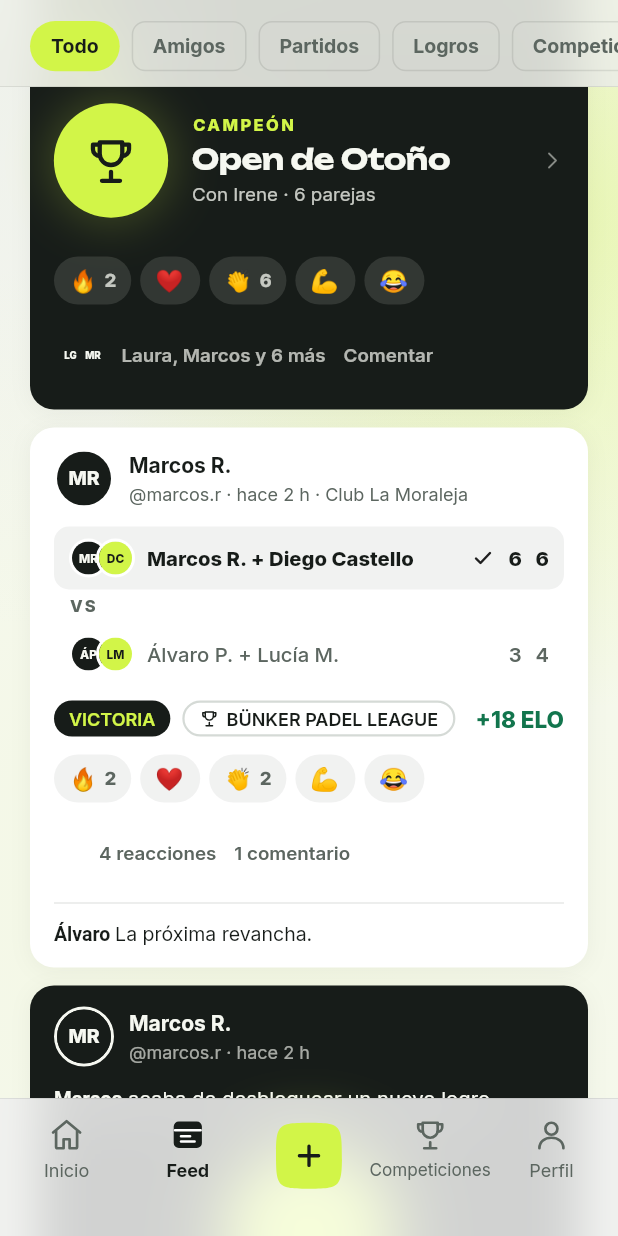
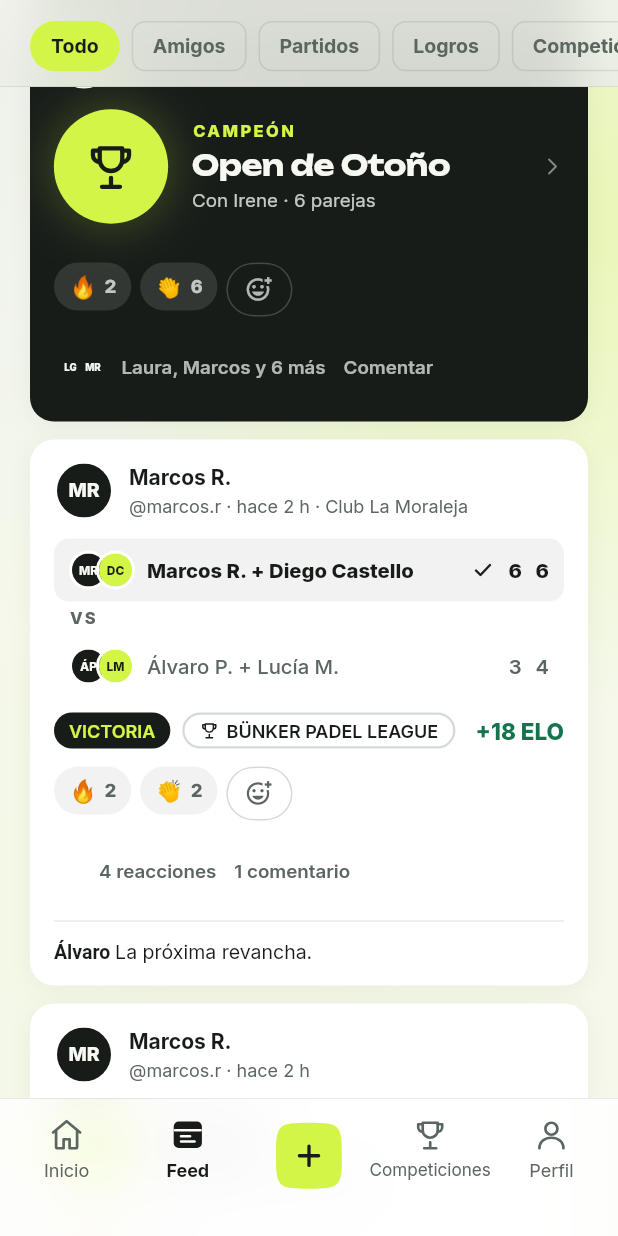
Before and after one commit to diegocastello333-lab/plobby, a Flutter app: the screen it shows after launch, item 2 of the bottom bar chosen, scrolled down 576 dp, on a phone screen of 412 x 824 dp. Run offline on Flutter 3.47's test engine with Material 3 defaults, Android fonts, the phone set to English and light mode, and no system bars; our stand-ins replace flutter_riverpod, flutter_secure_storage, flutter_svg, go_router, image_picker, share_plus and 3 more; missing offline and left inert: dart:js_interop, gal; accounts and stored records are empty; project files that could hold a hidden picture were left out.

Commit message:
Fase 3 · jerarquía: perfil con cabecera clara (el ELO es el único bloque oscuro), crear partido con botón fijo abajo, feed con tarjetas compactas, logros seguidos agrupados y reacciones discretas (toque = 🔥, pulsación larga = elegir)
Co-Authored-By: Claude Opus 5.5 <noreply@anthropic.com>
Claude-Session: https://claude.ai/code/session_01JG71agr4zmKLfTVTaNfViY

```diff
--- /dev/null
+++ b/lib/features/feed/domain/feed_grouping.dart
@@ -0,0 +1,42 @@
+import 'feed_models.dart';
+
+/// Elemento del feed: una publicación o un grupo de logros seguidos.
+sealed class FeedItem { const FeedItem(); }
+class SinglePost extends FeedItem { const SinglePost(this.post); final FeedPost post; }
+class AchievementGroup extends FeedItem {
+  const AchievementGroup(this.posts);
+  final List<FeedPost> posts;
+  /// Personas distintas, en orden de aparición.
+  List<FeedUser> get people {
+    final seen = <String>{};
+    return [for (final p in posts) if (seen.add(p.author.id)) p.author];
+  }
+  String get key => 'grp:${posts.first.id}';
+}
+
+/// Agrupa los logros CONSECUTIVOS (2 o más) en una sola tarjeta: «Jacobo y 2 amigos más han desbloqueado logros».
+/// Partidos, rachas, récords de ELO y campeones nunca se agrupan.
+List<FeedItem> groupFeed(List<FeedPost> posts, {int minGroup = 2}) {
+  final out = <FeedItem>[];
+  var run = <FeedPost>[];
+  void flush() {
+    if (run.length >= minGroup) { out.add(AchievementGroup(run)); } else { out.addAll(run.map(SinglePost.new)); }
+    run = [];
+  }
+  for (final p in posts) {
+    if (p.payload is AchievementPayload) { run.add(p); continue; }
+    flush();
+    out.add(SinglePost(p));
+  }
+  flush();
+  return out;
+}
+
+/// «Jacobo ha desbloqueado 2 logros» · «Jacobo y Ana han…» · «Jacobo y 2 amigos más han desbloqueado logros».
+String achievementGroupTitle(AchievementGroup g) {
+  final people = g.people;
+  final first = people.first.name.split(' ').first;
+  if (people.length == 1) return '$first ha desbloqueado ${g.posts.length} logros';
+  if (people.length == 2) return '$first y ${people[1].name.split(' ').first} han desbloqueado logros';
+  return '$first y ${people.length - 1} amigos más han desbloqueado logros';
+}
--- a/lib/features/feed/presentation/feed_screen.dart
+++ b/lib/features/feed/presentation/feed_screen.dart
@@ -14,6 +14,8 @@ import '../../profile/application/profile_providers.dart';
 import '../application/feed_providers.dart';
 import '../domain/feed_models.dart';
 import 'widgets/activity_cards.dart';
+import 'widgets/achievement_group_card.dart';
+import '../domain/feed_grouping.dart';
 import '../../../core/widgets/net_image.dart';
 
 const _filters = {FeedFilter.all: 'Todo', FeedFilter.friends: 'Amigos', FeedFilter.matches: 'Partidos', FeedFilter.achievements: 'Logros', FeedFilter.leagues: 'Competiciones'};
@@ -51,12 +53,19 @@ class _FeedScreenState extends ConsumerState<FeedScreen> with WidgetsBindingObse
             error: (e, _) => [SliverFillRemaining(hasScrollBody: false, child: _ErrorView(error: e, onRetry: () => ref.invalidate(feedControllerProvider)))],
             data: (s) => s.posts.isEmpty ? [SliverFillRemaining(hasScrollBody: false, child: _Empty(filter: filter))] : [
               if (s.pendingNew.isNotEmpty) SliverToBoxAdapter(child: Center(child: Padding(padding: const EdgeInsets.only(bottom: 8), child: PlobbyButton(kind: PlobbyButtonKind.small, icon: PlobbyIcons.arrup, label: '${s.pendingNew.length} actividad nueva', onPressed: ref.read(feedControllerProvider.notifier).showPending)))),
-              SliverPadding(padding: const EdgeInsets.symmetric(horizontal: 20), sliver: SliverList.builder(
-                itemCount: s.posts.length + 1,  // padding superior de .fl2: 4
-                itemBuilder: (_, i) => i < s.posts.length
-                    ? RepaintBoundary(child: ActivityCard(key: ValueKey(s.posts[i].id), post: s.posts[i]))
+              // Logros seguidos agrupados en una tarjeta compacta (se despliega con un toque).
+              SliverPadding(padding: const EdgeInsets.symmetric(horizontal: 20), sliver: Builder(builder: (_) {
+                final items = groupFeed(s.posts);
+                return SliverList.builder(
+                itemCount: items.length + 1,
+                itemBuilder: (_, i) => i < items.length
+                    ? RepaintBoundary(child: switch (items[i]) {
+                        SinglePost(:final post) => ActivityCard(key: ValueKey(post.id), post: post),
+                        final AchievementGroup g => AchievementGroupCard(key: ValueKey(g.key), group: g),
+                      })
                     : (s.loadingMore ? const _Skeleton() : Padding(padding: const EdgeInsets.symmetric(vertical: 24), child: Center(child: Text(s.hasMore ? '' : 'Estás al día ✓', style: PlobbyText.sub)))),
-              )),
+              );
+              })),
               SliverToBoxAdapter(child: SizedBox(height: AppInsets.tabBarClearance(context))),
             ],
           ),
--- a/lib/features/feed/presentation/widgets/activity_cards.dart
+++ b/lib/features/feed/presentation/widgets/activity_cards.dart
@@ -44,8 +44,9 @@ class ActivityCard extends StatelessWidget {
   @override
   Widget build(BuildContext context) => switch (post.payload) {
         MatchPayload p => _Shell(post: post, sub: p.venue, child: _Match(post: post, p: p)),
-        AchievementPayload p => _Shell(post: post, dark: true, child: _Achievement(post: post, p: p)),
-        StreakPayload p => _Shell(post: post, dark: true, child: _Streak(p: p, own: post.author.id == 'me')),
+        // Formato compacto y claro; el grande y oscuro queda para los momentos especiales (campeón de torneo).
+        AchievementPayload p => _Shell(post: post, child: _Achievement(post: post, p: p)),
+        StreakPayload p => _Shell(post: post, child: _Streak(p: p, own: post.author.id == 'me')),
         EloPayload p => _Shell(post: post, child: _Elo(post: post, p: p)),
         LeaguePayload p => _Shell(post: post, child: _League(post: post, p: p)),
         TournamentPayload p => _Shell(post: post, dark: true, child: _Champion(post: post, p: p)),
@@ -154,32 +155,26 @@ class _AchievementState extends State<_Achievement> with SingleTickerProviderSta
   @override
   Widget build(BuildContext context) {
     final p = widget.p;
-    return Column(children: [
-      const SizedBox(height: 12),
-      Align(alignment: Alignment.centerLeft, child: Text.rich(TextSpan(style: const TextStyle(fontFamily: AppTypography.sansFamily, color: AppColors.ink50, fontSize: 13.5, height: 1.4, letterSpacing: 0), children: [
-        TextSpan(text: widget.post.author.name.split(' ').first, style: const TextStyle(fontWeight: FontWeight.w700)),
-        const TextSpan(text: ' acaba de desbloquear un nuevo logro'),
+    // Compacta: insignia de 52 px + título y descripción a su lado. Un toque abre el detalle del logro.
+    return InkWell(
+      borderRadius: AppRadius.rMd,
+      onTap: () => showPlobbySheet(context, (_) => Padding(padding: const EdgeInsets.fromLTRB(4, 0, 4, 12), child: Column(mainAxisSize: MainAxisSize.min, children: [
+        _Disc(size: 92, id: p.achievementId), const SizedBox(height: 14),
+        Text(p.title, textAlign: TextAlign.center, style: PlobbyText.sec),
+        const SizedBox(height: 6), Text(p.description, textAlign: TextAlign.center, style: PlobbyText.sub),
       ]))),
-      InkWell(
-        onTap: () => showPlobbySheet(context, (_) => Padding(padding: const EdgeInsets.fromLTRB(4, 0, 4, 12), child: Column(mainAxisSize: MainAxisSize.min, children: [
-          _Disc(size: 92, id: p.achievementId), const SizedBox(height: 14),
-          Text(p.title.toUpperCase(), textAlign: TextAlign.center, style: const TextStyle(fontFamily: AppTypography.sansFamily, fontSize: 20, fontWeight: FontWeight.w800, letterSpacing: 1, color: AppColors.text)),
-          const SizedBox(height: 6), Text(p.description, textAlign: TextAlign.center, style: PlobbyText.sub),
-        ]))),
-        child: Padding(padding: const EdgeInsets.symmetric(vertical: 14), child: Center(child: Column(children: [
-          // insignia: disco lima dentro de un aro tinta con borde lima tenue (como en el HTML)
-          ScaleTransition(scale: CurvedAnimation(parent: c, curve: Motion.reduced(context) ? Motion.linear : Motion.springBounce), child: AnimatedBuilder(animation: c, builder: (_, child) => Container(
-              padding: const EdgeInsets.all(12),
-              decoration: BoxDecoration(shape: BoxShape.circle, color: AppColors.ink800, border: Border.all(color: const Color(0x40D2F548), width: 1.5),
-                  boxShadow: [BoxShadow(color: AppColors.brand.withValues(alpha: .35 * (1 - c.value) + .12), blurRadius: 24, spreadRadius: 4)]), child: child), child: _Disc(size: 104, id: p.achievementId))),
-          const SizedBox(height: 14),
-          Text(p.title.toUpperCase(), textAlign: TextAlign.center, style: const TextStyle(fontFamily: AppTypography.displayFamily, color: AppColors.ink50, fontSize: 22, height: 1.1, fontWeight: FontWeight.w700, letterSpacing: -0.22)),
-          const SizedBox(height: 6),
-          Text(p.description, textAlign: TextAlign.center, style: const TextStyle(fontFamily: AppTypography.sansFamily, fontSize: 13.5, letterSpacing: 0, color: Color(0xC7F6F8F1))),
-          if (p.milestone != null) Padding(padding: const EdgeInsets.only(top: 10), child: Pill(p.milestone!, tone: PillTone.lime)),
-        ]))),
-      ),
-    ]);
+      child: Padding(padding: const EdgeInsets.only(top: 12), child: Row(children: [
+        ScaleTransition(scale: CurvedAnimation(parent: c, curve: Motion.reduced(context) ? Motion.linear : Motion.springBounce), child: _Disc(size: 52, id: p.achievementId)),
+        const SizedBox(width: 14),
+        Expanded(child: Column(crossAxisAlignment: CrossAxisAlignment.start, children: [
+          Text('Nuevo logro', style: PlobbyText.footnote),
+          Text(p.title, maxLines: 2, overflow: TextOverflow.ellipsis, style: PlobbyText.headline),
+          const SizedBox(height: 2),
+          Text(p.description, maxLines: 2, overflow: TextOverflow.ellipsis, style: PlobbyText.footnote.copyWith(color: AppColors.ink700)),
+        ])),
+        if (p.milestone != null) Padding(padding: const EdgeInsets.only(left: 8), child: Pill(p.milestone!, tone: PillTone.lime)),
+      ])),
+    );
   }
 }
 
@@ -197,12 +192,12 @@ class _Streak extends StatelessWidget {
   final StreakPayload p; final bool own;
   @override
   Widget build(BuildContext context) => Padding(padding: const EdgeInsets.only(top: 12), child: Row(children: [
-        WinStreakBadge(streak: p.count, size: 56, showNumber: false), const SizedBox(width: 14),
-        Text('${p.count}', style: const TextStyle(fontFamily: AppTypography.displayFamily, fontSize: 60, fontWeight: FontWeight.w700, letterSpacing: -1.8, color: AppColors.brand, height: 1)),
-        const SizedBox(width: 14),
-        Expanded(child: Text.rich(TextSpan(style: const TextStyle(fontFamily: AppTypography.sansFamily, color: AppColors.ink50, fontSize: 14, height: 1.35, letterSpacing: 0), children: [
+        WinStreakBadge(streak: p.count, size: 40, showNumber: false), const SizedBox(width: 12),
+        Text('${p.count}', style: const TextStyle(fontFamily: AppTypography.displayFamily, fontSize: 32, fontWeight: FontWeight.w700, letterSpacing: -0.8, color: AppColors.text, height: 1, fontFeatures: PlobbyText.tabular)),
+        const SizedBox(width: 12),
+        Expanded(child: Text.rich(TextSpan(style: PlobbyText.subhead, children: [
           TextSpan(text: own ? 'Estás' : 'Está', style: const TextStyle(fontWeight: FontWeight.w700)),
-          TextSpan(text: ' en racha\n${p.count} victorias seguidas${p.count >= 7 ? ' · ¡a por las 10!' : ''}'),
+          TextSpan(text: ' en racha\n${p.count} victorias seguidas${p.count >= 7 ? ' · ¡a por las 10!' : ''}', style: PlobbyText.footnote.copyWith(color: AppColors.ink700)),
         ]))),
       ]));
 }
--- a/lib/features/feed/presentation/widgets/reaction_bar.dart
+++ b/lib/features/feed/presentation/widgets/reaction_bar.dart
@@ -10,22 +10,43 @@ import '../../application/feed_providers.dart';
 import '../../domain/feed_models.dart';
 import 'comments_sheet.dart';
 
-class ReactionBar extends ConsumerWidget {
+/// Reacciones discretas: plegadas solo se ven las que ya tiene la publicación y un botón «reaccionar»; un toque en él
+/// pone 🔥 (la reacción rápida, igual que el doble toque) y una pulsación larga despliega las cinco.
+class ReactionBar extends ConsumerStatefulWidget {
   const ReactionBar({super.key, required this.post, this.onDark = false});
   final FeedPost post;
   final bool onDark;
   @override
-  Widget build(BuildContext context, WidgetRef ref) {
+  ConsumerState<ReactionBar> createState() => _ReactionBarState();
+}
+
+class _ReactionBarState extends ConsumerState<ReactionBar> {
+  bool _open = false;
+  FeedPost get post => widget.post;
+  bool get onDark => widget.onDark;
+
+  void _react(ReactionType t) {
+    AppHaptics.medium();
+    ref.read(feedControllerProvider.notifier).react(post.id, t);
+    if (_open) setState(() => _open = false);
+  }
+
+  @override
+  Widget build(BuildContext context) {
     final r = post.reactions;
+    final shown = _open ? ReactionType.values : [for (final t in ReactionType.values) if ((r.counts[t] ?? 0) > 0 || r.mine == t) t];
     final fg = onDark ? AppColors.ink50.withValues(alpha: .7) : AppColors.textMuted;
     final names = r.recent.take(2).map((u) => u.name.split(' ').first).join(', ');
     return Column(crossAxisAlignment: CrossAxisAlignment.start, children: [
       const SizedBox(height: 12),
-      Wrap(spacing: 6, runSpacing: 6, children: [for (final t in ReactionType.values) _Pill(t: t, count: r.counts[t] ?? 0, selected: r.mine == t, onDark: onDark, onTap: () { AppHaptics.medium(); ref.read(feedControllerProvider.notifier).react(post.id, t); })]),
+      AnimatedSize(duration: Motion.normal, curve: Motion.move, alignment: Alignment.centerLeft, child: Wrap(spacing: 6, runSpacing: 6, children: [
+        for (final t in shown) _Pill(t: t, count: r.counts[t] ?? 0, selected: r.mine == t, onDark: onDark, onTap: () => _react(t)),
+        if (!_open) _AddReaction(onDark: onDark, onTap: () => _react(ReactionType.fire), onLongPress: () { AppHaptics.light(); setState(() => _open = true); }),
+      ])),
       const SizedBox(height: 10),
       Row(children: [
         if (r.total > 0) ...[
-          Flexible(child: InkWell(onTap: () => _who(context, ref), child: Row(mainAxisSize: MainAxisSize.min, children: [
+          Flexible(child: InkWell(onTap: () => _who(context), child: Row(mainAxisSize: MainAxisSize.min, children: [
             SizedBox(width: 22.0 + 15 * (r.recent.length.clamp(1, 3) - 1), height: 22, child: Stack(children: [for (var i = 0; i < r.recent.length.clamp(0, 3); i++) Positioned(left: i * 15.0, child: avatar(r.recent[i], 11, ring: onDark ? AppColors.inverse : AppColors.surface))])),
             const SizedBox(width: 8),
             Flexible(child: Text(names.isEmpty ? '${r.total} ${r.total == 1 ? 'reacción' : 'reacciones'}' : '$names${r.total > 2 ? ' y ${r.total - 2} más' : ''}', maxLines: 2, style: TextStyle(fontFamily: AppTypography.sansFamily, fontSize: 12.5, letterSpacing: 0, color: fg, fontWeight: FontWeight.w600))),
@@ -44,7 +65,7 @@ class ReactionBar extends ConsumerWidget {
     ]);
   }
 
-  Future<void> _who(BuildContext context, WidgetRef ref) async {
+  Future<void> _who(BuildContext context) async {
     final list = await ref.read(feedRepositoryProvider).reactionsFor(post.id);
     if (!context.mounted) return;
     showPlobbySheet(context, (_) => Column(mainAxisSize: MainAxisSize.min, children: [
@@ -177,3 +198,22 @@ class _DoubleTapFireState extends ConsumerState<DoubleTapFire> with SingleTicker
         ]),
       );
 }
+
+/// Botón discreto para reaccionar: toque = 🔥; pulsación larga = elegir entre las cinco.
+class _AddReaction extends StatelessWidget {
+  const _AddReaction({required this.onDark, required this.onTap, required this.onLongPress});
+  final bool onDark;
+  final VoidCallback onTap, onLongPress;
+  @override
+  Widget build(BuildContext context) {
+    final fg = onDark ? AppColors.ink50.withValues(alpha: .7) : AppColors.textMuted;
+    final shape = AppShapes.of(AppRadius.pill, side: BorderSide(color: onDark ? const Color(0x33F6F8F1) : AppColors.border));
+    return Semantics(button: true, label: 'Reaccionar. Mantén pulsado para elegir la reacción', excludeSemantics: true, child: Material(
+      color: Colors.transparent, shape: shape,
+      child: InkWell(customBorder: shape, onTap: onTap, onLongPress: onLongPress, child: ConstrainedBox(constraints: const BoxConstraints(minHeight: 36, minWidth: 44),
+        child: Padding(padding: const EdgeInsets.symmetric(horizontal: 12), child: Row(mainAxisSize: MainAxisSize.min, children: [
+          Icon(Icons.add_reaction_outlined, size: 18, color: fg),
+        ])))),
+    ));
+  }
+}
```
Also changed, not shown: lib/features/feed/presentation/widgets/achievement_group_card.dart (added, +51 -0 lines), lib/features/matches/presentation/create_match_screen.dart (+14 -7 lines), lib/features/profile/presentation/widgets/profile_header.dart (+17 -16 lines), 2 other files.
